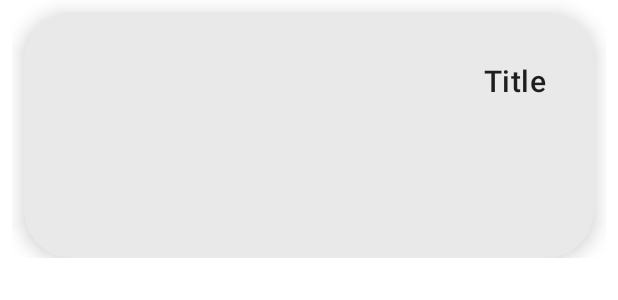
After one commit to esneiderfjaimes/Multiple-ViewHolder, an Android app: the layout item_v2_card.xml on its own in the app's theme, with its tools: preview values and no code run, on a phone screen of 412 x 824 dp. The commit adds this screen. Shown: the top 300 px of the screen. Run offline under Robolectric (Android 15) with nearby library versions, the phone set to English and light mode, and no system bars.

Commit message:
dual view holder + binding

```diff
--- a/app/build.gradle
+++ b/app/build.gradle
@@ -26,6 +26,11 @@ android {
         sourceCompatibility JavaVersion.VERSION_1_8
         targetCompatibility JavaVersion.VERSION_1_8
     }
+
+    // active binding
+    buildFeatures {
+        viewBinding true
+    }
     kotlinOptions {
         jvmTarget = '1.8'
     }
--- /dev/null
+++ b/app/src/main/res/layout/item_v2_card.xml
@@ -0,0 +1,36 @@
+<?xml version="1.0" encoding="utf-8"?>
+<androidx.constraintlayout.widget.ConstraintLayout xmlns:android="http://schemas.android.com/apk/res/android"
+    xmlns:app="http://schemas.android.com/apk/res-auto"
+    xmlns:tools="http://schemas.android.com/tools"
+    android:layout_width="match_parent"
+    android:layout_height="wrap_content"
+    android:layout_marginHorizontal="8dp">
+
+    <androidx.cardview.widget.CardView
+        android:layout_width="match_parent"
+        android:layout_height="wrap_content"
+        android:layout_marginHorizontal="@dimen/padding_components"
+        android:layout_marginTop="@dimen/padding_components"
+        android:backgroundTint="#E9E9E9"
+        android:clipChildren="false"
+        android:clipToPadding="false"
+        android:textAppearance="@style/TextAppearance.MaterialComponents.Headline6"
+        app:cardCornerRadius="32dp"
+        app:cardElevation="8dp"
+        app:layout_constraintEnd_toEndOf="parent"
+        app:layout_constraintStart_toStartOf="parent"
+        app:layout_constraintTop_toTopOf="parent">
+
+        <TextView
+            android:id="@+id/title"
+            android:layout_width="wrap_content"
+            android:layout_height="100dp"
+            android:layout_gravity="end"
+            android:layout_margin="32dp"
+            android:textAppearance="@style/TextAppearance.MaterialComponents.Headline6"
+            app:layout_constraintEnd_toEndOf="parent"
+            app:layout_constraintStart_toStartOf="parent"
+            app:layout_constraintTop_toTopOf="parent"
+            tools:text="Title" />
+    </androidx.cardview.widget.CardView>
+</androidx.constraintlayout.widget.ConstraintLayout>
--- a/build.gradle
+++ b/build.gradle
@@ -1,7 +1,7 @@
 // Top-level build file where you can add configuration options common to all sub-projects/modules.
 plugins {
-    id 'com.android.application' version '7.2.0' apply false
-    id 'com.android.library' version '7.2.0' apply false
+    id 'com.android.application' version '7.4.2' apply false
+    id 'com.android.library' version '7.4.2' apply false
     id 'org.jetbrains.kotlin.android' version '1.6.21' apply false
 }
 
```
Also changed, not shown: app/src/main/java/com/red/multipleviewholder/ui/MainActivity.kt (+26 -27 lines), app/src/main/java/com/red/multipleviewholder/v2/ComponentV2.kt (added, +43 -0 lines), app/src/main/java/com/red/multipleviewholder/v2/ComponentsV2Adapter.kt (added, +51 -0 lines), app/src/main/res/layout/item_v2_header.xml (added, +19 -0 lines), gradle/wrapper/gradle-wrapper.properties.
